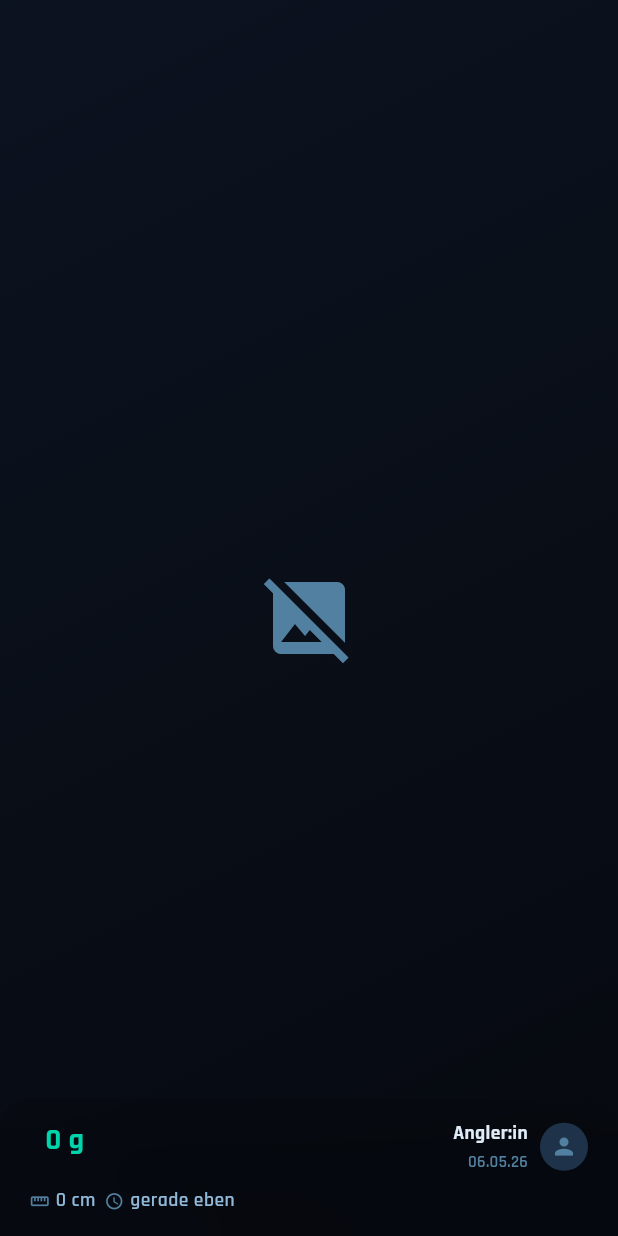
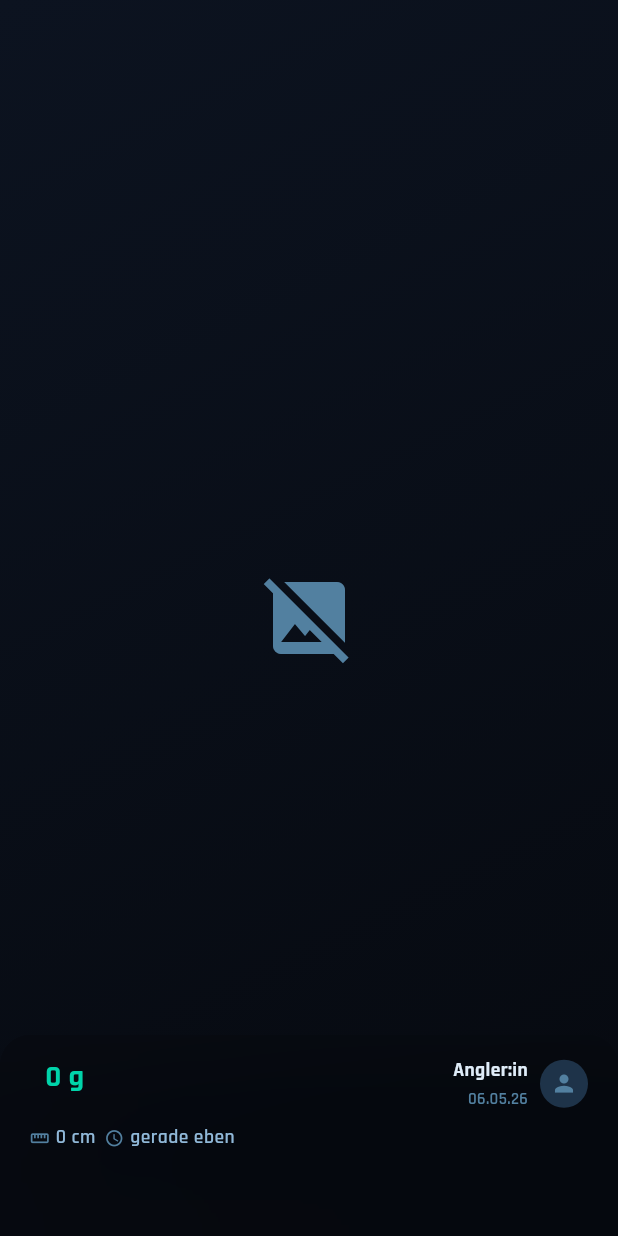
Before and after one commit to stratroulettegg/hooked, a Flutter app: the _FeedPostPage widget shown alone on an empty page, opened directly with empty values, on a phone screen of 412 x 824 dp. Run offline on Flutter 3.47's test engine with Material 3 defaults, Android fonts, the phone set to English and light mode, and no system bars; our stand-ins replace cloud_firestore, dio, firebase_auth, firebase_core, firebase_storage, flutter_local_notifications and 14 more; missing offline and left inert: dio_cache_interceptor, dio_cache_interceptor_hive_store, flutter_map_cache; accounts and stored records are empty.

Commit message:
fix(feed): bottom padding fuer center-docked FAB

```diff
--- a/lib/features/catches/catch_list_screen.dart
+++ b/lib/features/catches/catch_list_screen.dart
@@ -1789,8 +1789,11 @@ class _FeedPostPage extends StatelessWidget {
                   child: SafeArea(
                     top: false,
                     child: Padding(
+                      // Bottom-Padding so groß, dass der zentrierte
+                      // Quick-Add-FAB den Inhalt (z. B. Gewässername)
+                      // nicht überdeckt.
                       padding:
-                          const EdgeInsets.fromLTRB(20, 14, 20, 14),
+                          const EdgeInsets.fromLTRB(20, 14, 20, 56),
                       child: Column(
                         mainAxisSize: MainAxisSize.min,
                         crossAxisAlignment: CrossAxisAlignment.stretch,
```
